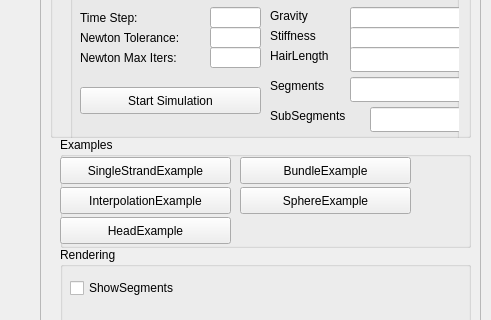
Old version of the form mainwindow.ui in the repository ZackMisso/GradPhysSimFinalProject; both pictures show x 709 to 1200 and y 88 to 408 of the 1200 by 800 pixel window.
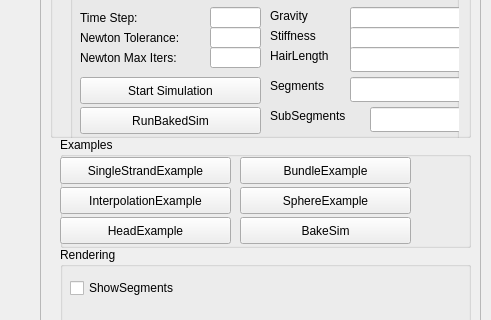
New version of the form. Custom widgets are drawn as their Qt base class.

Commit message: Starting to Implement Bake System

```diff
--- a/mainwindow.ui
+++ b/mainwindow.ui
@@ -148,7 +148,7 @@
           <property name="geometry">
            <rect>
             <x>10</x>
-            <y>110</y>
+            <y>100</y>
             <width>181</width>
             <height>27</height>
            </rect>
@@ -272,6 +272,19 @@
            </rect>
           </property>
          </widget>
+         <widget class="QPushButton" name="runBakedSim">
+          <property name="geometry">
+           <rect>
+            <x>10</x>
+            <y>130</y>
+            <width>181</width>
+            <height>27</height>
+           </rect>
+          </property>
+          <property name="text">
+           <string>RunBakedSim</string>
+          </property>
+         </widget>
         </widget>
        </item>
       </layout>
@@ -354,6 +367,19 @@
        <string>HeadExample</string>
       </property>
      </widget>
+     <widget class="QPushButton" name="bakeButton">
+      <property name="geometry">
+       <rect>
+        <x>180</x>
+        <y>80</y>
+        <width>171</width>
+        <height>27</height>
+       </rect>
+      </property>
+      <property name="text">
+       <string>BakeSim</string>
+      </property>
+     </widget>
     </widget>
     <widget class="QGroupBox" name="groupBox_2">
      <property name="geometry">
```
The commit also changes 13 other files.
